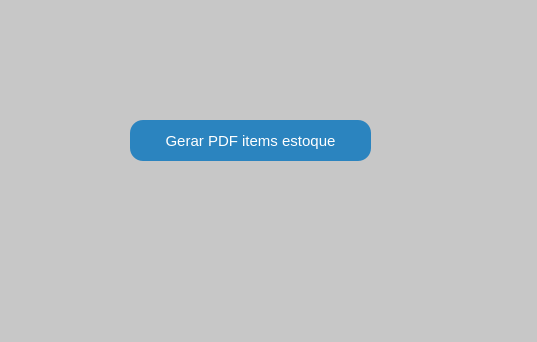
Qt form relatorios.ui (GabR36/QEstoqueLoja) before a commit.
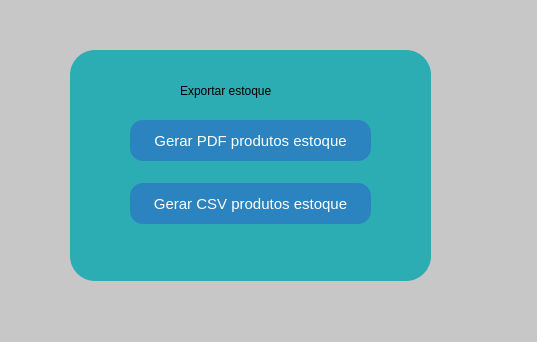
The same form after that commit.

Commit message: botao gerar csv produtos

Diff of the .ui file:
```diff
--- a/relatorios.ui
+++ b/relatorios.ui
@@ -48,9 +48,67 @@
     <string notr="true">font: 700 9pt &quot;Segoe UI&quot;;</string>
    </property>
    <property name="text">
-    <string>Gerar PDF items estoque</string>
+    <string>Gerar PDF produtos estoque</string>
    </property>
   </widget>
+  <widget class="QPushButton" name="Btn_CsvGen">
+   <property name="geometry">
+    <rect>
+     <x>130</x>
+     <y>183</y>
+     <width>241</width>
+     <height>41</height>
+    </rect>
+   </property>
+   <property name="styleSheet">
+    <string notr="true">font: 700 9pt &quot;Segoe UI&quot;;</string>
+   </property>
+   <property name="text">
+    <string>Gerar CSV produtos estoque</string>
+   </property>
+  </widget>
+  <widget class="QFrame" name="frame">
+   <property name="geometry">
+    <rect>
+     <x>70</x>
+     <y>50</y>
+     <width>361</width>
+     <height>231</height>
+    </rect>
+   </property>
+   <property name="styleSheet">
+    <string notr="true">background-color:rgb(44, 172, 179);
+border-radius: 25px;
+
+</string>
+   </property>
+   <property name="frameShape">
+    <enum>QFrame::StyledPanel</enum>
+   </property>
+   <property name="frameShadow">
+    <enum>QFrame::Raised</enum>
+   </property>
+   <widget class="QLabel" name="label">
+    <property name="geometry">
+     <rect>
+      <x>110</x>
+      <y>30</y>
+      <width>141</width>
+      <height>21</height>
+     </rect>
+    </property>
+    <property name="styleSheet">
+     <string notr="true">font: 700 12pt &quot;Segoe UI&quot;;
+</string>
+    </property>
+    <property name="text">
+     <string>Exportar estoque</string>
+    </property>
+   </widget>
+  </widget>
+  <zorder>frame</zorder>
+  <zorder>Btn_PdfGen</zorder>
+  <zorder>Btn_CsvGen</zorder>
  </widget>
  <resources/>
  <connections/>
```
The commit also changes 2 other files.
